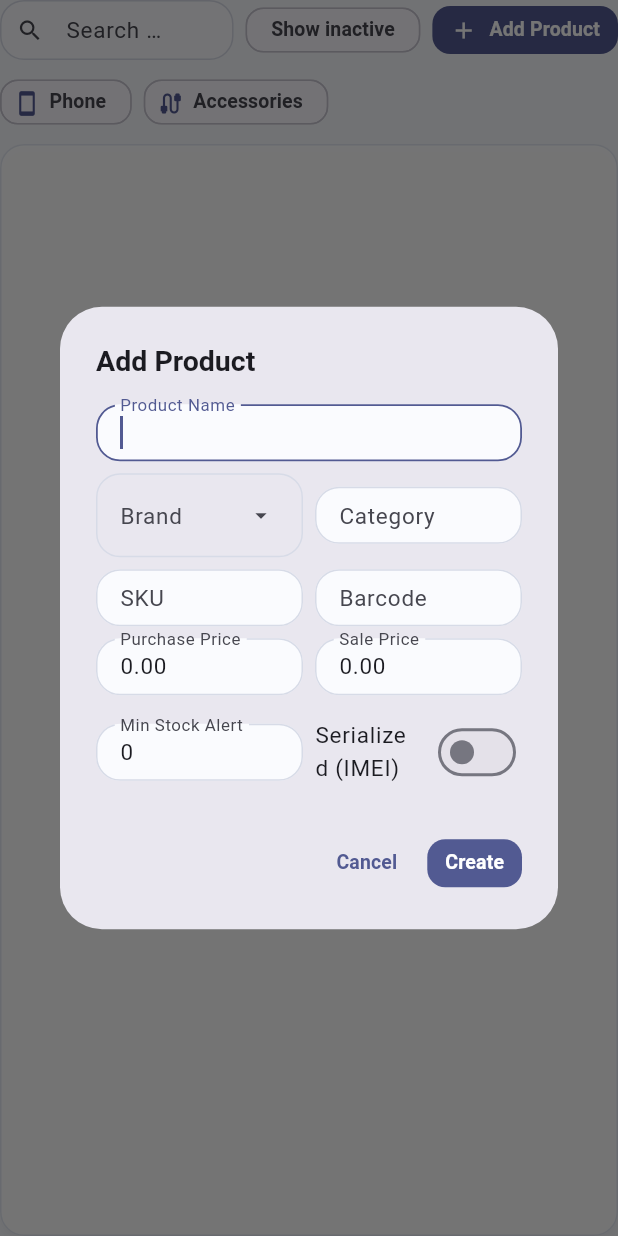
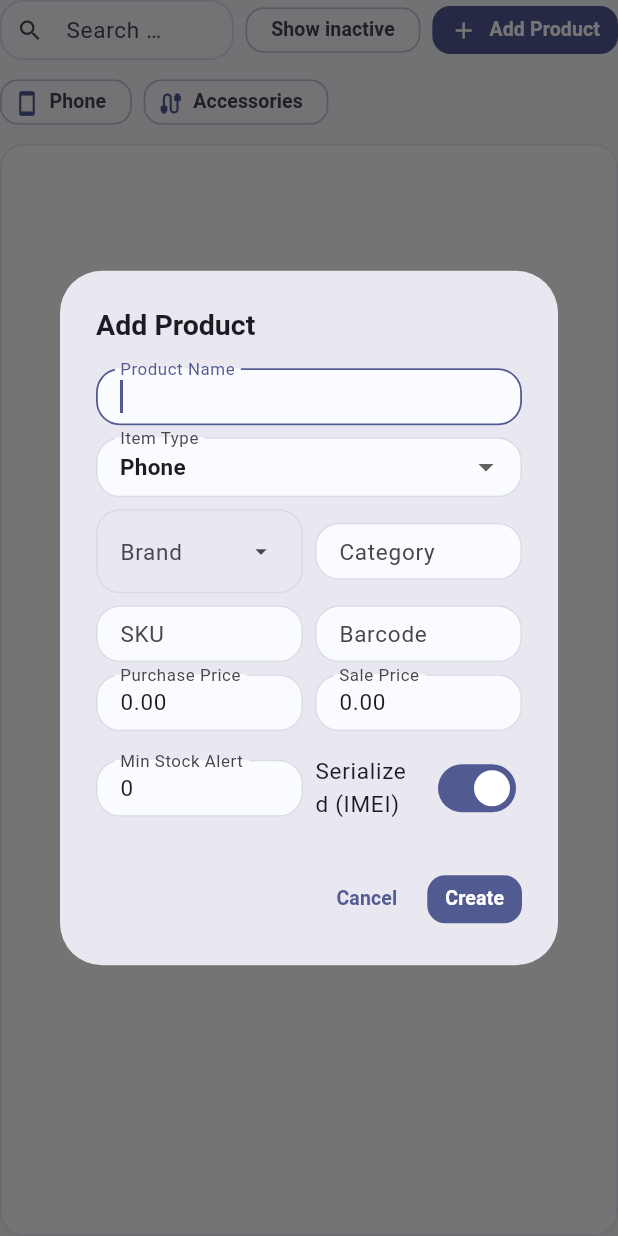
Before and after one commit to hussainshahzad350/phone_shop_pos, a Flutter app: the ProductsPanel widget shown alone on an empty page, opened directly, after a tap on "Add Product", on a phone screen of 412 x 824 dp. Run offline on Flutter 3.47's test engine with Material 3 defaults, Android fonts, the phone set to English and light mode, and no system bars; our stand-ins replace flutter_riverpod, go_router, pdf, printing, sqflite_common_ffi; missing offline and left inert: file_selector; accounts and stored records are empty.

Commit message:
feat(master-data): item-type dropdown, serialized default, block duplicate names
Item management (Products) form:
- Add an "Item Type" dropdown (Phone / Accessories) defaulting to Phone,
  replacing the free-typed distinction. It and the "Serialized (IMEI)" toggle
  are two views of the same hasImei flag and stay in sync.
- New items default to Phone with the Serialized (IMEI) toggle ON.
- Block creating/renaming a product to a name that already exists
  (case-insensitive) via a new ProductRepository.isNameUnique check.

Co-Authored-By: Claude Opus 4.8 <noreply@anthropic.com>
Claude-Session: https://claude.ai/code/session_0114ijNJSk21qgQAkYquVwiy

```diff
--- a/lib/modules/inventory/domain/repositories/product_repository.dart
+++ b/lib/modules/inventory/domain/repositories/product_repository.dart
@@ -21,4 +21,8 @@ abstract class ProductRepository extends BaseRepository {
   Future<Result<void>> activateProduct(String id);
 
   Future<Result<bool>> isSkuUnique(String sku, {String? excludeId});
+
+  /// Returns true when no other product shares [name] (case-insensitive).
+  /// Pass [excludeId] to ignore the product being edited.
+  Future<Result<bool>> isNameUnique(String name, {String? excludeId});
 }
--- a/lib/modules/master_data/presentation/widgets/product_form_dialog.dart
+++ b/lib/modules/master_data/presentation/widgets/product_form_dialog.dart
@@ -79,7 +79,9 @@ class _ProductFormDialogState extends State<ProductFormDialog> {
     _saleController = TextEditingController(
       text: FormattingHelpers.decimal(initial?.salePrice ?? 0),
     );
-    _hasImei = initial?.hasImei ?? false;
+    // New items default to a Phone (serialized / IMEI on); editing keeps the
+    // stored value.
+    _hasImei = initial?.hasImei ?? true;
     _selectedBrand = _normalizedBrandOrNull(initial?.brand);
   }
 
@@ -176,6 +178,44 @@ class _ProductFormDialogState extends State<ProductFormDialog> {
                 validator: (value) => (value == null || value.trim().isEmpty)
                     ? 'Name is required'
                     : null,
+              ),
+              const SizedBox(height: AppSpacing.sm),
+              Row(
+                children: <Widget>[
+                  Expanded(
+                    child: DropdownButtonFormField<bool>(
+                      // Re-seed from _hasImei so flipping the Serialized toggle
+                      // below keeps this dropdown in sync (FormField otherwise
+                      // ignores initialValue changes after first build).
+                      key: ValueKey<bool>(_hasImei),
+                      initialValue: _hasImei,
+                      borderRadius: kAppDropdownMenuRadius,
+                      menuMaxHeight: kAppDropdownMenuMaxHeight,
+                      decoration: const InputDecoration(
+                        labelText: 'Item Type',
+                        isDense: true,
+                      ),
+                      items: const <DropdownMenuItem<bool>>[
+                        DropdownMenuItem<bool>(
+                          value: true,
+                          child: Text('Phone'),
+                        ),
+                        DropdownMenuItem<bool>(
+                          value: false,
+                          child: Text('Accessories'),
+                        ),
+                      ],
+                      onChanged: (value) {
+                        if (value != null) {
+                          // Phone ⇒ serialized/IMEI on; Accessories ⇒ off. This
+                          // dropdown and the Serialized toggle below are two
+                          // views of the same _hasImei flag.
+                          setState(() => _hasImei = value);
+                        }
+                      },
+                    ),
+                  ),
+                ],
               ),
               const SizedBox(height: AppSpacing.sm),
               Row(
--- a/lib/modules/master_data/presentation/widgets/products_panel.dart
+++ b/lib/modules/master_data/presentation/widgets/products_panel.dart
@@ -73,6 +73,11 @@ class _ProductsPanelState extends ConsumerState<ProductsPanel> {
       return;
     }
     final repository = await ref.read(productRepositoryProvider.future);
+    final nameCheck = await repository.isNameUnique(data.name);
+    if (nameCheck.isFailure || nameCheck.asSuccess!.value == false) {
+      AppNotifier.error('A product named "${data.name}" already exists.');
+      return;
+    }
     if (data.sku != null) {
       final skuCheck = await repository.isSkuUnique(data.sku!);
       if (skuCheck.isFailure || skuCheck.asSuccess!.value == false) {
@@ -125,6 +130,12 @@ class _ProductsPanelState extends ConsumerState<ProductsPanel> {
     }
 
     final repository = await ref.read(productRepositoryProvider.future);
+    final nameCheck =
+        await repository.isNameUnique(data.name, excludeId: product.id);
+    if (nameCheck.isFailure || nameCheck.asSuccess!.value == false) {
+      AppNotifier.error('A product named "${data.name}" already exists.');
+      return;
+    }
     if (data.sku != null) {
       final skuCheck = await repository.isSkuUnique(
         data.sku!,
```
Also changed, not shown: lib/modules/inventory/data/repositories/sqlite_product_repository.dart (+21 -0 lines).
